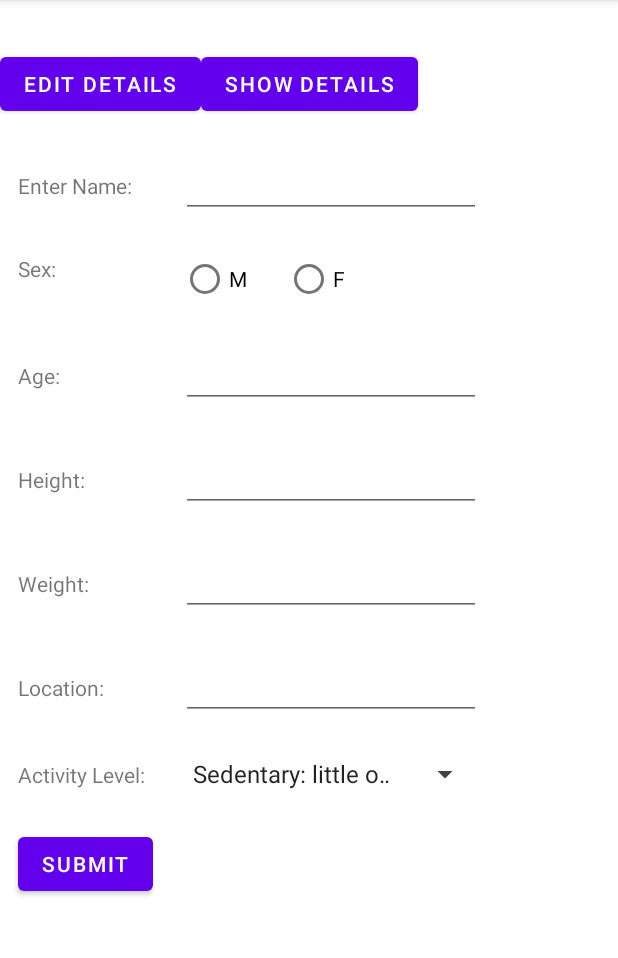
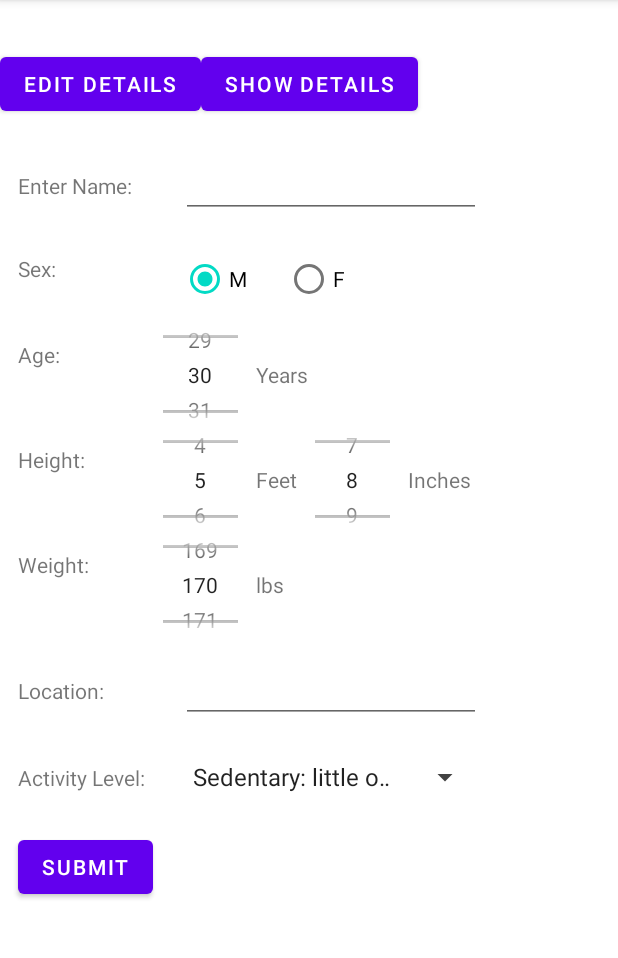
Before and after one commit to cdrudd120/CS4530LifestyleApp, an Android app: the screen it shows after launch (MainActivity), after a tap on "EDIT DETAILS", on a phone screen of 412 x 824 dp, the part 84-1042 px from its top. Run offline under Robolectric (Android 15) with nearby library versions, the phone set to English and light mode, and no system bars.

Commit message:
Changed from edit texts to number pickers

```diff
--- a/app/src/main/java/com/example/cs4530lifestyleapp/DetailsFragment.kt
+++ b/app/src/main/java/com/example/cs4530lifestyleapp/DetailsFragment.kt
@@ -1,24 +1,22 @@
 package com.example.cs4530lifestyleapp
 
 import android.content.Context
-import com.example.cs4530lifestyleapp.DetailsFragment.DataPassingInterface
+import android.os.Bundle
 import android.view.LayoutInflater
+import android.view.View
 import android.view.ViewGroup
-import android.os.Bundle
-import android.view.View
 import android.widget.*
-import com.example.cs4530lifestyleapp.R
 import androidx.fragment.app.Fragment
-import java.lang.ClassCastException
 
 
 class DetailsFragment : Fragment(), View.OnClickListener {
-    private var mWeight: EditText? = null
-    private var mHeight: EditText? = null
+    private var mWeight: NumberPicker? = null
+    private var mHeightFeet: NumberPicker? = null
+    private var mHeightInches: NumberPicker? = null
     private var mSex: RadioGroup? = null
     private var rbSexMale: RadioButton? = null
     private var rbSexFemale: RadioButton? = null
-    private var mAge: EditText? = null
+    private var mAge: NumberPicker? = null
     private var mLocation: EditText? = null
 
     private var mEtFullName: EditText? = null
@@ -52,13 +50,36 @@ class DetailsFragment : Fragment(), View.OnClickListener {
         val view = inflater.inflate(R.layout.fragment_details, container, false)
 
         mEtFullName = view.findViewById(R.id.et_fullname) as EditText
-        mWeight = view.findViewById(R.id.etWeight) as EditText
+        mWeight = view.findViewById(R.id.npWeight) as NumberPicker
         mSex = view.findViewById(R.id.rgSex) as RadioGroup
         rbSexMale = view.findViewById(R.id.rbSexMale) as RadioButton
         rbSexFemale = view.findViewById(R.id.rbSexFemale) as RadioButton
-        mAge = view.findViewById(R.id.etAge) as EditText
-        mHeight = view.findViewById(R.id.etHeight) as EditText
+        mAge = view.findViewById(R.id.npAge) as NumberPicker
+        mHeightFeet = view.findViewById(R.id.npHeightFeet) as NumberPicker
+        mHeightInches = view.findViewById(R.id.npHeightInches) as NumberPicker
         mLocation = view.findViewById(R.id.etLocation) as EditText
+
+        // Setup age number picker
+        mAge!!.minValue = 0
+        mAge!!.maxValue = 120
+        mAge!!.wrapSelectorWheel = true
+        mAge!!.setValue(30)
+
+        //Setup height number pickers
+        mHeightFeet!!.minValue = 2
+        mHeightFeet!!.maxValue = 8
+        mHeightFeet!!.wrapSelectorWheel = true
+        mHeightInches!!.minValue = 0
+        mHeightInches!!.maxValue = 11
+        mHeightInches!!.wrapSelectorWheel = true
+        mHeightFeet!!.setValue(5)
+        mHeightInches!!.setValue(8)
+
+        // Setup weight number picker
+        mWeight!!.minValue = 0
+        mWeight!!.maxValue = 600
+        mWeight!!.wrapSelectorWheel = true
+        mWeight!!.setValue(170)
 
         mBtSubmit = view.findViewById(R.id.button_submit) as Button
         spActivityLevel = view.findViewById(R.id.spActivityLevel) as Spinner
@@ -80,18 +101,18 @@ class DetailsFragment : Fragment(), View.OnClickListener {
             mEtFullName!!.setText(firstName + " " + lastName)
         }
         if (age != null) {
-            mAge!!.setText(age)
+            mAge!!.setValue(age.toInt());
         }
-        if (sex == "Male") {
-            rbSexMale!!.setChecked(true)
-        } else if (sex == "Female") {
+        rbSexMale!!.setChecked(true)
+        if (sex == "Female") {
             rbSexFemale!!.setChecked(true)
         }
         if (weight != null) {
-            mWeight!!.setText(weight)
+            mWeight!!.setValue(weight.toInt())
         }
         if (height != null) {
-            mHeight!!.setText(height)
+            mHeightFeet!!.setValue(Math.floorDiv(height.toInt(), 12))
+            mHeightInches!!.setValue(height.toInt() % 12)
         }
         if (location != null) {
             mLocation!!.setText(location)
@@ -173,14 +194,14 @@ class DetailsFragment : Fragment(), View.OnClickListener {
     }
 
     private fun checkWeight() {
-        val weightString: String? =  mWeight!!.text.toString()
+        val weightString: String? =  mWeight!!.getValue().toString()
         if (weightString != null) {
             DataArray[3] = weightString
         }
     }
 
     private fun checkAge() {
-        val ageString: String? = mAge!!.text.toString()
+        val ageString: String? = mAge!!.getValue().toString()
         if (ageString != null) {
             DataArray[4] = ageString
         }
@@ -192,7 +213,8 @@ class DetailsFragment : Fragment(), View.OnClickListener {
     }
 
     private fun checkHeight() {
-        val height = mHeight!!.text.toString()
+        val intHeight = (mHeightFeet!!.getValue() * 12) + mHeightInches!!.getValue()
+        val height = intHeight.toString()
         if (height != null) {
             DataArray[6] = height
         }
--- a/app/src/main/res/layout/fragment_details.xml
+++ b/app/src/main/res/layout/fragment_details.xml
@@ -57,40 +57,82 @@
             android:text="@string/enter_age"
             android:layout_margin="12dp"
             />
-        <EditText
-            android:layout_width="200dp"
+        <RelativeLayout>
+            <NumberPicker
+                android:id="@+id/npAge"
+                android:layout_width="50dp"
+                android:layout_height="70dp"
+                android:layout_weight="1"/>
+            <TextView
+                android:id="@+id/tvYears"
+                android:layout_width="wrap_content"
                 android:layout_height="wrap_content"
-            android:layout_weight="1"
-            android:id="@+id/etAge"
+                android:text="Years"
+                android:layout_toRightOf="@+id/npAge"
                 android:layout_margin="12dp"
+                android:layout_centerInParent="true"
                 />
+        </RelativeLayout>
         <TextView
             android:layout_width="wrap_content"
             android:layout_height="wrap_content"
             android:text="@string/enter_height"
             android:layout_margin="12dp"
             />
-        <EditText
-            android:layout_width="200dp"
+        <RelativeLayout
+            >
+            <NumberPicker
+                android:id="@+id/npHeightFeet"
+                android:layout_width="50dp"
+                android:layout_height="70dp"
+                android:layout_weight="1"/>
+            <TextView
+                android:id="@+id/tvHeightFeet"
+                android:layout_width="wrap_content"
                 android:layout_height="wrap_content"
-            android:layout_weight="1"
-            android:id="@+id/etHeight"
+                android:text="Feet"
+                android:layout_toRightOf="@+id/npHeightFeet"
                 android:layout_margin="12dp"
-
+                android:layout_centerInParent="true"
                 />
+            <NumberPicker
+                android:id="@+id/npHeightInches"
+                android:layout_toRightOf="@+id/tvHeightFeet"
+                android:layout_width="50dp"
+                android:layout_height="70dp"
+                android:layout_weight="1"/>
+            <TextView
+                android:id="@+id/tvHeightInches"
+                android:layout_width="wrap_content"
+                android:layout_height="wrap_content"
+                android:text="Inches"
+                android:layout_toRightOf="@+id/npHeightInches"
+                android:layout_margin="12dp"
+                android:layout_centerInParent="true"
+                />
+        </RelativeLayout>
         <TextView
             android:layout_width="wrap_content"
             android:layout_height="wrap_content"
             android:text="@string/enter_weight"
             android:layout_margin="12dp"
             />
-        <EditText
-            android:layout_width="200dp"
+        <RelativeLayout>
+            <NumberPicker
+                android:id="@+id/npWeight"
+                android:layout_width="50dp"
+                android:layout_height="70dp"
+                android:layout_weight="1"/>
+            <TextView
+                android:id="@+id/tvWeight"
+                android:layout_width="wrap_content"
                 android:layout_height="wrap_content"
-            android:layout_weight="1"
-            android:id="@+id/etWeight"
+                android:text="lbs"
+                android:layout_toRightOf="@+id/npWeight"
                 android:layout_margin="12dp"
+                android:layout_centerInParent="true"
                 />
+        </RelativeLayout>
         <TextView
             android:layout_width="wrap_content"
             android:layout_height="wrap_content"
```
Also changed, not shown: app/src/main/java/com/example/cs4530lifestyleapp/ShowDetailsFragment.kt (+6 -3 lines), app/src/main/res/layout/fragment_show_details.xml (+45 -4 lines). Lines whose indentation alone changed are shown as unchanged.
